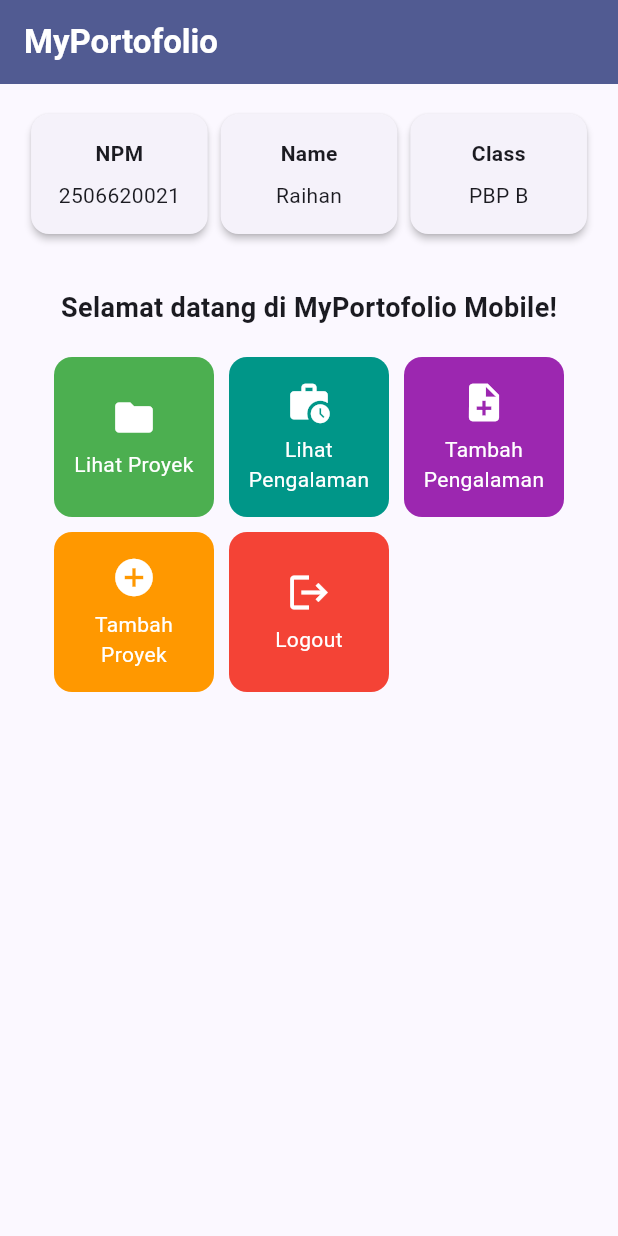
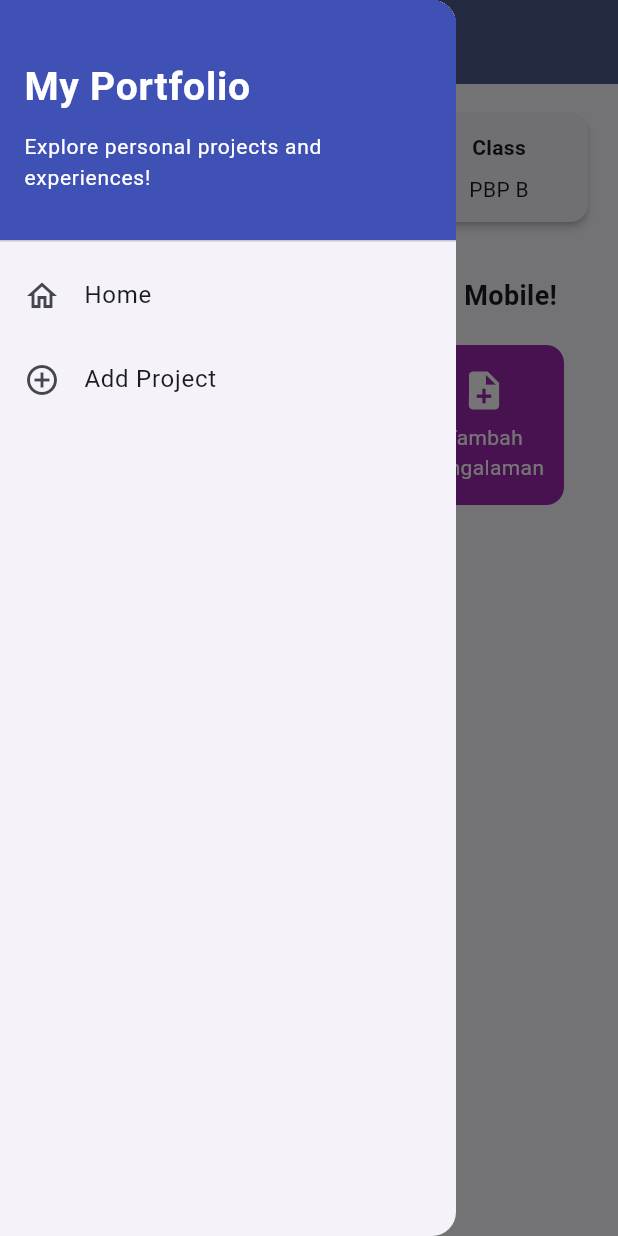
Before and after one commit to RaihannD/myportofolio_mobile, a Flutter app: the screen it shows after launch, with the side drawer open (before the commit the screen has no drawer), on a phone screen of 412 x 824 dp. Run offline on Flutter 3.47's test engine with Material 3 defaults, Android fonts, the phone set to English and light mode, and no system bars.

Commit message:
feat: implement Tutorial 09 navigation and project form

```diff
--- a/lib/main.dart
+++ b/lib/main.dart
@@ -1,5 +1,5 @@
 import 'package:flutter/material.dart';
-import 'package:myportofolio_mobile/menu.dart';
+import 'package:myportofolio_mobile/screens/menu.dart';
 
 void main() {
   runApp(const MyApp());
@@ -17,10 +17,10 @@ class MyApp extends StatelessWidget {
         colorScheme: ColorScheme.fromSeed(
           seedColor: Colors.indigo,
           secondary: Colors.amber[700],
-          ),
-          useMaterial3: true,
+        ),
+        useMaterial3: true,
       ),
-      home: MyHomePage(),
+      home: const MyHomePage(),
     );
   }
 }
--- a/lib/menu.dart
+++ b/lib/screens/menu.dart
@@ -1,20 +1,22 @@
 import 'package:flutter/material.dart';
+import 'package:myportofolio_mobile/widgets/left_drawer.dart';
+import 'package:myportofolio_mobile/screens/project_form.dart';
+import 'package:myportofolio_mobile/widgets/project_card.dart';
 
 class MyHomePage extends StatelessWidget {
-  MyHomePage({super.key});
+  const MyHomePage({super.key});
 
   final String npm = "2506620021";
   final String nama = "Raihan";
   final String kelas = "PBP B";
 
-  final List<ItemHomepage> items = [
+  final List<ItemHomepage> items = const [
     ItemHomepage("Lihat Proyek", Icons.folder, Colors.green),
     ItemHomepage("Lihat Pengalaman", Icons.work_history, Colors.teal),
     ItemHomepage("Tambah Pengalaman", Icons.note_add, Colors.purple),
     ItemHomepage("Tambah Proyek", Icons.add_circle, Colors.orange),
     ItemHomepage("Logout", Icons.logout, Colors.red),
   ];
-
 
   @override
   Widget build(BuildContext context) {
@@ -24,32 +26,49 @@ class MyHomePage extends StatelessWidget {
       appBar: AppBar(
         title: const Text(
           'MyPortofolio',
-          style: TextStyle(
-            color: Colors.white,
-            fontWeight: FontWeight.bold,
-          ),
+          style: TextStyle(color: Colors.white, fontWeight: FontWeight.bold),
         ),
         backgroundColor: Theme.of(context).colorScheme.primary,
+        iconTheme: const IconThemeData(color: Colors.white),
+      ),
+      drawer: LeftDrawer(
+        onHomeTap: () {
+          Navigator.pushReplacement(
+            context,
+            MaterialPageRoute<void>(builder: (context) => const MyHomePage()),
+          );
+        },
+        onAddProjectTap: () {
+          Navigator.push(
+            context,
+            MaterialPageRoute<void>(
+              builder: (context) => const ProjectFormPage(),
+            ),
+          );
+        },
       ),
       // Body halaman utama dengan padding di sekelilingnya.
-      body: Padding(
+      body: SingleChildScrollView(
         padding: const EdgeInsets.all(16.0),
         child: Column(
           crossAxisAlignment: CrossAxisAlignment.center,
           children: [
-            // Baris horizontal untuk menampilkan 3 InfoCard secara sejajar.
             Row(
-              mainAxisAlignment: MainAxisAlignment.spaceEvenly,
               children: [
-                InfoCard(title: 'NPM', content: npm),
-                InfoCard(title: 'Name', content: nama),
-                InfoCard(title: 'Class', content: kelas),
+                Expanded(
+                  child: InfoCard(title: 'NPM', content: npm),
+                ),
+                Expanded(
+                  child: InfoCard(title: 'Name', content: nama),
+                ),
+                Expanded(
+                  child: InfoCard(title: 'Class', content: kelas),
+                ),
               ],
             ),
 
             const SizedBox(height: 16.0),
 
-            // Bagian tengah: pesan sambutan dan kisi tombol menu portofolio.
             Center(
               child: Column(
                 children: [
@@ -64,15 +83,13 @@ class MyHomePage extends StatelessWidget {
                     ),
                   ),
 
-                  // GridView menampilkan kartu tombol dalam tata letak kisi 3 kolom.
                   GridView.count(
-                    primary: true,
                     padding: const EdgeInsets.all(20),
                     crossAxisSpacing: 10,
                     mainAxisSpacing: 10,
                     crossAxisCount: 3,
-                    // shrinkWrap agar ukuran kisi menyesuaikan tinggi konten anak.
                     shrinkWrap: true,
+                    physics: const NeverScrollableScrollPhysics(),
                     children: items.map((ItemHomepage item) {
                       return ItemCard(item);
                     }).toList(),
@@ -101,17 +118,14 @@ class InfoCard extends StatelessWidget {
       elevation: 2.0,
       child: Container(
         // Menyesuaikan lebar kartu dengan proporsi layar (dibagi 3.5).
-        width: MediaQuery.of(context).size.width / 3.5,
-        padding: const EdgeInsets.all(16.0),
+        width: double.infinity,
+        padding: const EdgeInsets.symmetric(horizontal: 8.0, vertical: 12.0),
         // Menyusun teks title dan content secara vertikal.
         child: Column(
           children: [
-            Text(
-              title,
-              style: const TextStyle(fontWeight: FontWeight.bold),
-            ),
+            Text(title, style: const TextStyle(fontWeight: FontWeight.bold)),
             const SizedBox(height: 8.0),
-            Text(content),
+            FittedBox(fit: BoxFit.scaleDown, child: Text(content)),
           ],
         ),
       ),
@@ -124,52 +138,5 @@ class ItemHomepage {
   final IconData icon;
   final Color color;
 
-  ItemHomepage(this.name, this.icon, this.color);
+  const ItemHomepage(this.name, this.icon, this.color);
 }
-
-class ItemCard extends StatelessWidget {
-  final ItemHomepage item;
-
-  const ItemCard(this.item, {super.key});
-
-  @override
-  Widget build(BuildContext context) {
-    return Material(
-      // Menggunakan warna sekunder dari skema tema aplikasi.
-      color: item.color,
-      borderRadius: BorderRadius.circular(12),
-      child: InkWell(
-        // Aksi ketika kartu ditekan oleh pengguna.
-        onTap: () {
-          // Menampilkan SnackBar dengan pesan interaktif.
-          ScaffoldMessenger.of(context)
-            ..hideCurrentSnackBar()
-            ..showSnackBar(
-              SnackBar(content: Text("Kamu telah menekan tombol ${item.name}!"))
-            );
-        },
-        child: Container(
-          padding: const EdgeInsets.all(8),
-          child: Center(
-            child: Column(
-              mainAxisAlignment: MainAxisAlignment.center,
-              children: [
-                Icon(
-                  item.icon,
-                  color: Colors.white,
-                  size: 30.0,
-                ),
-                const Padding(padding: EdgeInsets.all(3)),
-                Text(
-                  item.name,
-                  textAlign: TextAlign.center,
-                  style: const TextStyle(color: Colors.white),
-                ),
-              ],
-            ),
-          ),
-        ),
-      ),
-    );
-  }
-}
--- /dev/null
+++ b/lib/widgets/left_drawer.dart
@@ -0,0 +1,65 @@
+import 'package:flutter/material.dart';
+
+class LeftDrawer extends StatelessWidget {
+  const LeftDrawer({
+    super.key,
+    required this.onHomeTap,
+    required this.onAddProjectTap,
+  });
+
+  final VoidCallback onHomeTap;
+  final VoidCallback onAddProjectTap;
+
+  @override
+  Widget build(BuildContext context) {
+    return Drawer(
+      child: ListView(
+        children: [
+          const DrawerHeader(
+            decoration: BoxDecoration(color: Colors.indigo),
+            child: Column(
+              crossAxisAlignment: CrossAxisAlignment.start,
+              mainAxisAlignment: MainAxisAlignment.center,
+              mainAxisSize: MainAxisSize.min,
+              children: [
+                Text(
+                  'My Portfolio',
+                  style: TextStyle(
+                    fontSize: 26,
+                    fontWeight: FontWeight.bold,
+                    color: Colors.white,
+                  ),
+                ),
+                SizedBox(height: 10),
+                Text(
+                  'Explore personal projects and experiences!',
+                  maxLines: 2,
+                  overflow: TextOverflow.ellipsis,
+                  style: TextStyle(fontSize: 14, color: Colors.white),
+                ),
+              ],
+            ),
+          ),
+          ListTile(
+            leading: const Icon(Icons.home_outlined),
+            title: const Text('Home'),
+            // Navigasi ke halaman utama portofolio
+            onTap: () {
+              Navigator.pop(context);
+              onHomeTap();
+            },
+          ),
+          ListTile(
+            leading: const Icon(Icons.add_circle_outline),
+            title: const Text('Add Project'),
+            // Navigasi ke halaman tambah proyek
+            onTap: () {
+              Navigator.pop(context);
+              onAddProjectTap();
+            },
+          ),
+        ],
+      ),
+    );
+  }
+}
--- /dev/null
+++ b/lib/widgets/project_card.dart
@@ -0,0 +1,54 @@
+import 'package:flutter/material.dart';
+import 'package:myportofolio_mobile/screens/menu.dart';
+import 'package:myportofolio_mobile/screens/project_form.dart';
+
+class ItemCard extends StatelessWidget {
+  final ItemHomepage item;
+
+  const ItemCard(this.item, {super.key});
+
+  @override
+  Widget build(BuildContext context) {
+    return Material(
+      color: item.color,
+      borderRadius: BorderRadius.circular(12),
+      child: InkWell(
+        onTap: () {
+          ScaffoldMessenger.of(context)
+            ..hideCurrentSnackBar()
+            ..showSnackBar(
+              SnackBar(
+                content: Text('Kamu telah menekan tombol ${item.name}!'),
+              ),
+            );
+
+          if (item.name == 'Tambah Proyek') {
+            Navigator.push(
+              context,
+              MaterialPageRoute<void>(
+                builder: (context) => const ProjectFormPage(),
+              ),
+            );
+          }
+        },
+        child: Padding(
+          padding: const EdgeInsets.all(8),
+          child: Center(
+            child: Column(
+              mainAxisAlignment: MainAxisAlignment.center,
+              children: [
+                Icon(item.icon, color: Colors.white, size: 30),
+                const SizedBox(height: 6),
+                Text(
+                  item.name,
+                  textAlign: TextAlign.center,
+                  style: const TextStyle(color: Colors.white),
+                ),
+              ],
+            ),
+          ),
+        ),
+      ),
+    );
+  }
+}
```
Also changed, not shown: lib/screens/project_form.dart (added, +261 -0 lines), 1 other file.
